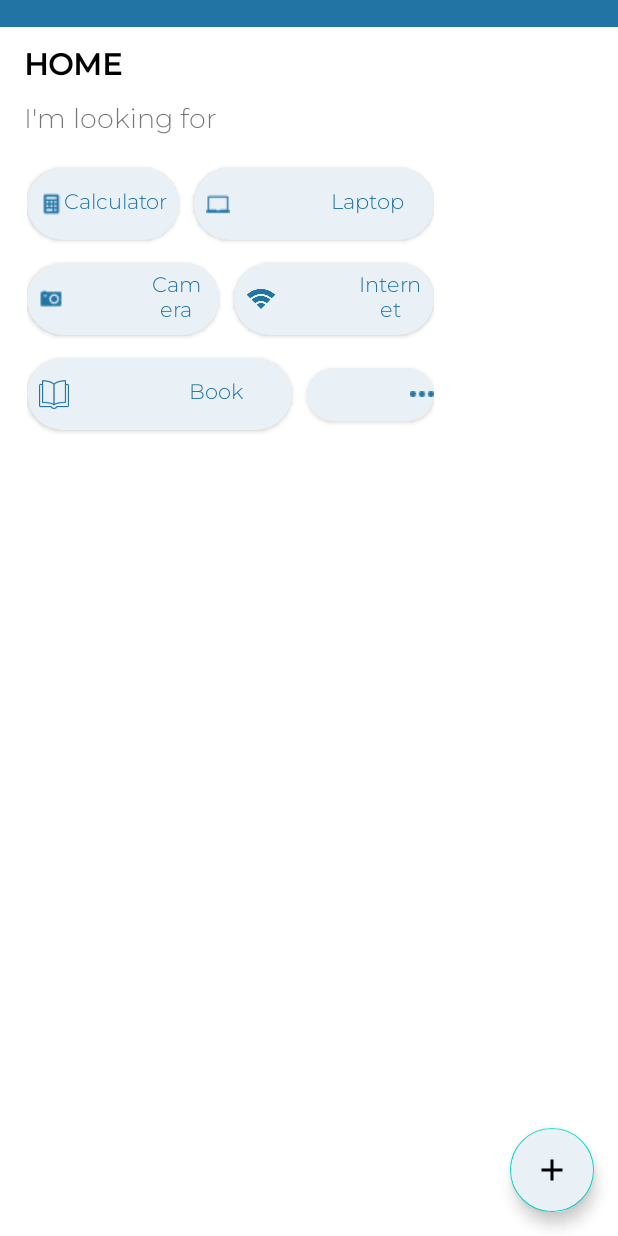
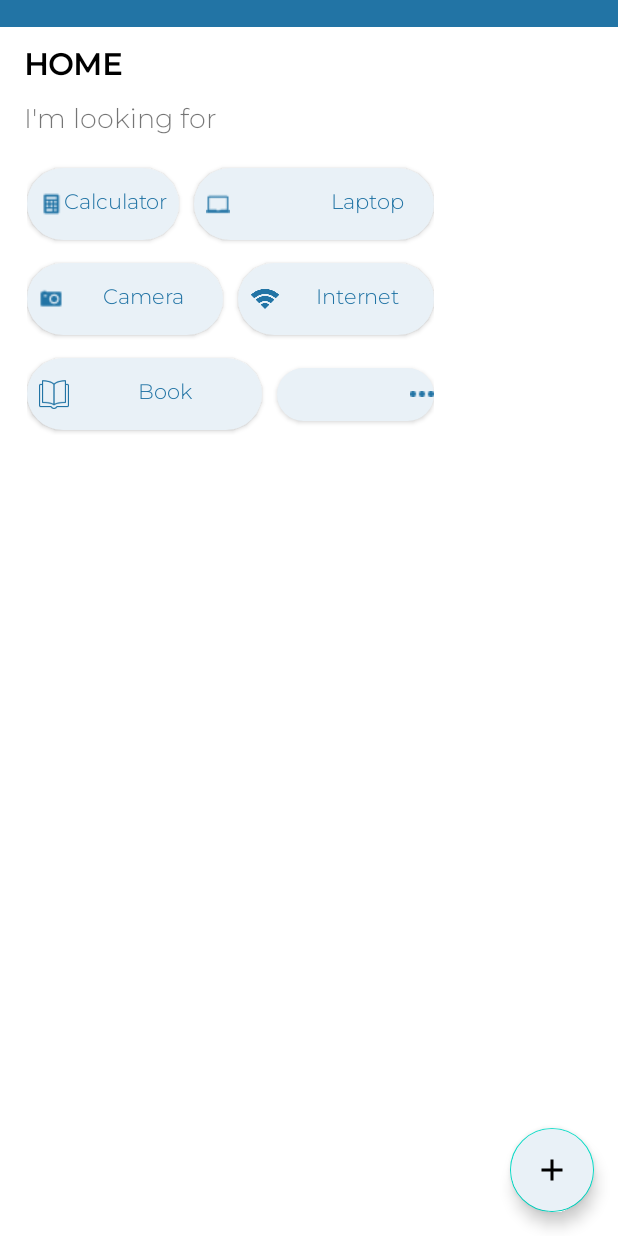
Before and after one commit to aliyabatoolalvi/StudentKit, an Android app: the screen it shows after launch (MainActivity), on a phone screen of 412 x 824 dp. Run offline under Robolectric (Android 15) with nearby library versions, the phone set to English and light mode, and no system bars; our stand-ins replace Picasso, Room's generated code; libraries missing offline, so code that uses them is left out: com.onesignal, com.onesignal.debug; pictures from the network do not load; 4 statements that could not run were skipped.

Commit message:
updated MainActivity

```diff
--- a/app/src/main/java/com/aliya/studentkit/MainActivity.java
+++ b/app/src/main/java/com/aliya/studentkit/MainActivity.java
@@ -53,6 +53,12 @@ public class MainActivity extends AppCompatActivity {
         // NOTE: It's recommended to use a OneSignal In-App Message to prompt instead.
         OneSignal.getNotifications().requestPermission(false, Continue.none());
 
+
+        binding.floatingActionButton.setOnClickListener(v->{
+            Intent intent = new Intent(MainActivity.this, AddEditItemActivity.class);
+            startActivity(intent);
+
+        });
         try {
             //  to fetch data from local database
             List<Item> Items = AppDatabase.getDatabase(this).productDao().getAll();
--- a/app/src/main/res/layout/activity_main.xml
+++ b/app/src/main/res/layout/activity_main.xml
@@ -137,12 +137,11 @@
                 android:layout_weight="1"
                 android:background="@drawable/mybutton"
                 android:drawableLeft="@drawable/cameraicon"
-                android:drawablePadding="55dp"
                 android:drawableTint="@color/darkBlue"
                 android:gravity="center_vertical|center_horizontal"
                 android:paddingStart="8dp"
                 android:paddingTop="1dp"
-                android:paddingEnd="8dp"
+                android:paddingEnd="0dp"
                 android:paddingBottom="1dp"
                 android:text="Camera"
                 android:textAllCaps="false"
@@ -158,12 +157,10 @@
                 android:layout_weight="1"
                 android:background="@drawable/mybutton"
                 android:drawableLeft="@drawable/custom_wifi"
-                android:drawablePadding="55dp"
                 android:drawableTint="@color/darkBlue"
                 android:gravity="center_vertical|center_horizontal"
                 android:paddingStart="8dp"
                 android:paddingTop="1dp"
-                android:paddingEnd="8dp"
                 android:paddingBottom="1dp"
                 android:text="Internet"
                 android:textAllCaps="false"
@@ -187,12 +184,10 @@
                 android:background="@drawable/mybutton"
                 android:drawableLeft="@drawable/custom_book"
 
-                android:drawablePadding="55dp"
                 android:drawableTint="@color/darkBlue"
                 android:gravity="center_vertical|center_horizontal"
                 android:paddingStart="8dp"
                 android:paddingTop="1dp"
-                android:paddingEnd="8dp"
                 android:paddingBottom="1dp"
                 android:text="Book"
                 android:textAllCaps="false"
@@ -209,7 +204,6 @@
                 android:background="@drawable/mybutton"
                 android:drawableRight="@drawable/dots"
                 android:gravity="center"
-                android:paddingStart="8dp"
                 android:textAllCaps="false"
                 android:textColor="@color/darkBlue"
                 android:textSize="30dp"
```
